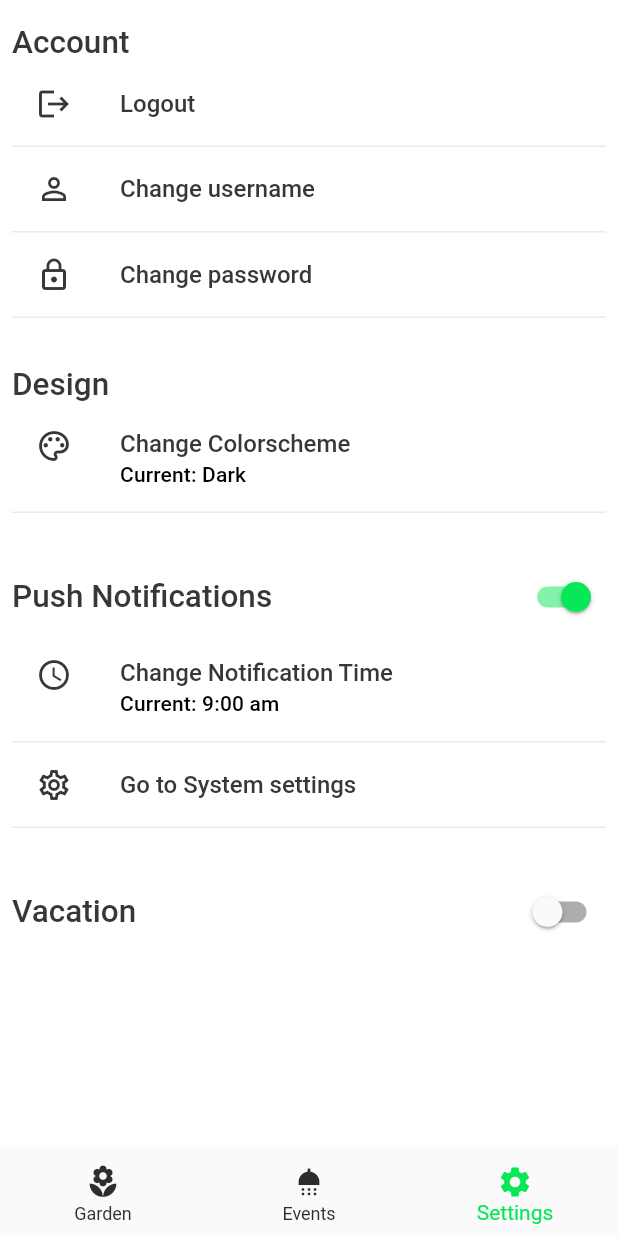
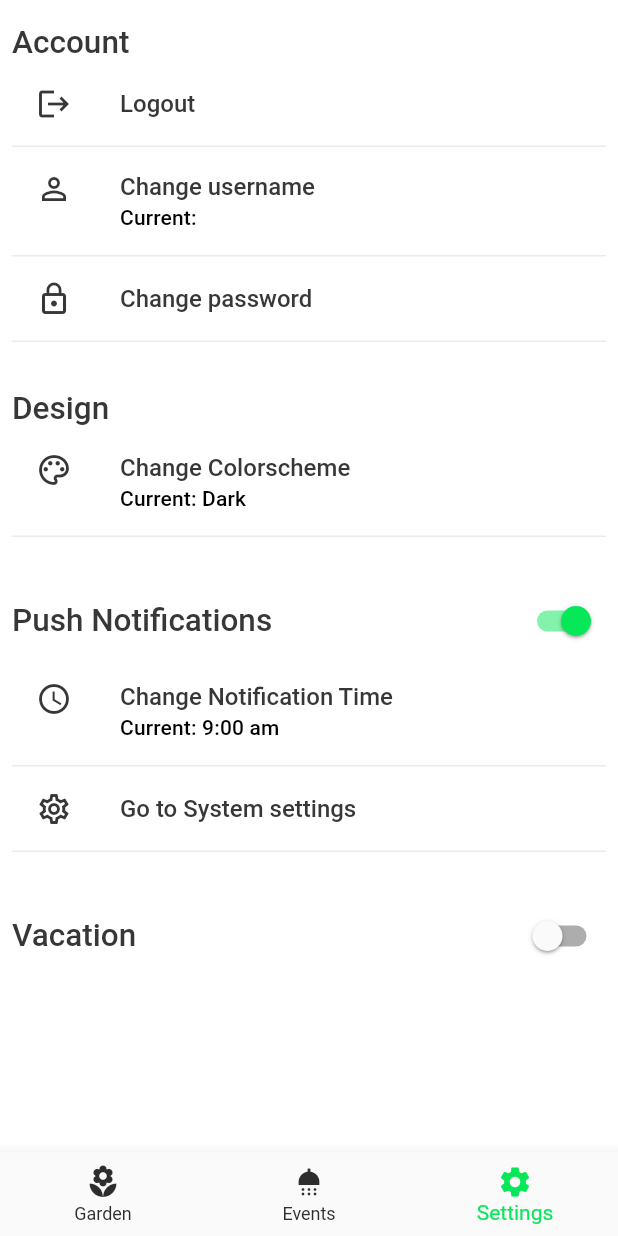
Before and after one commit to Super-T02/happy-plants, a Flutter app: the screen it shows once a user with an empty profile is signed in, item 3 of the bottom bar chosen, on a phone screen of 412 x 824 dp. Run offline on Flutter 3.47's test engine with Material 2 defaults, Android fonts, the phone set to English and light mode, and no system bars; our stand-ins replace carousel_slider, cloud_firestore, email_validator, firebase_auth, firebase_core, flutter_svg and 2 more; accounts and stored records are empty.

Commit message:
HP-41: added current username

```diff
--- a/lib/screens/home/tabs/options/list_groups/account_settings.dart
+++ b/lib/screens/home/tabs/options/list_groups/account_settings.dart
@@ -1,6 +1,8 @@
 import 'package:flutter/cupertino.dart';
 import 'package:flutter/material.dart';
+import 'package:happy_plants/shared/models/user.dart';
 import 'package:happy_plants/shared/widgets/dialogs/submit_dialog.dart';
+import 'package:provider/provider.dart';
 
 import '../../../../../services/authentication.dart';
 import '../../../../../shared/widgets/util/lists/custom_list_group.dart';
@@ -35,7 +37,7 @@ class AccountSettings extends StatelessWidget {
 
   @override
   Widget build(BuildContext context) {
-
+    final user = Provider.of<CustomUser?>(context);
 
     return CustomListGroup(
         key: _key,
@@ -48,6 +50,7 @@ class AccountSettings extends StatelessWidget {
           ),
           CustomListTile(
             title: 'Change username',
+            subtitle: 'Current: ${user?.name}',
             leading: Icons.person_outline,
             onTap: openChangeUsername,
           ),
```
